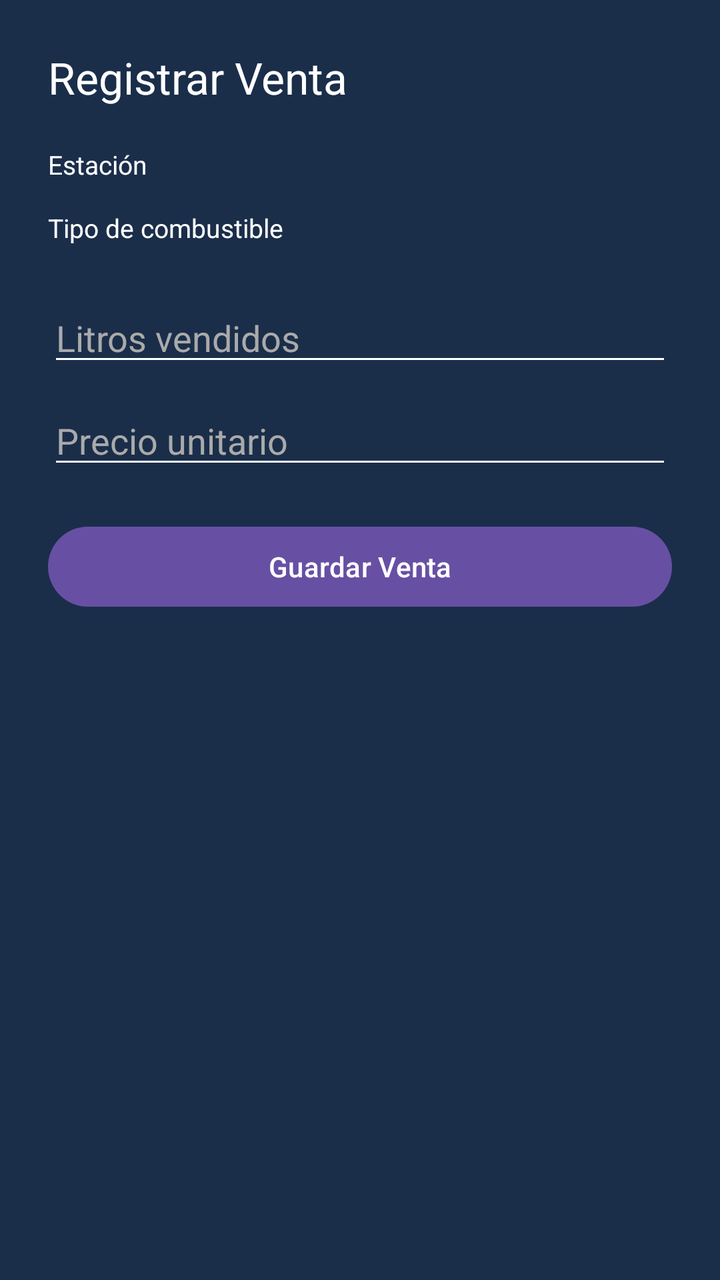
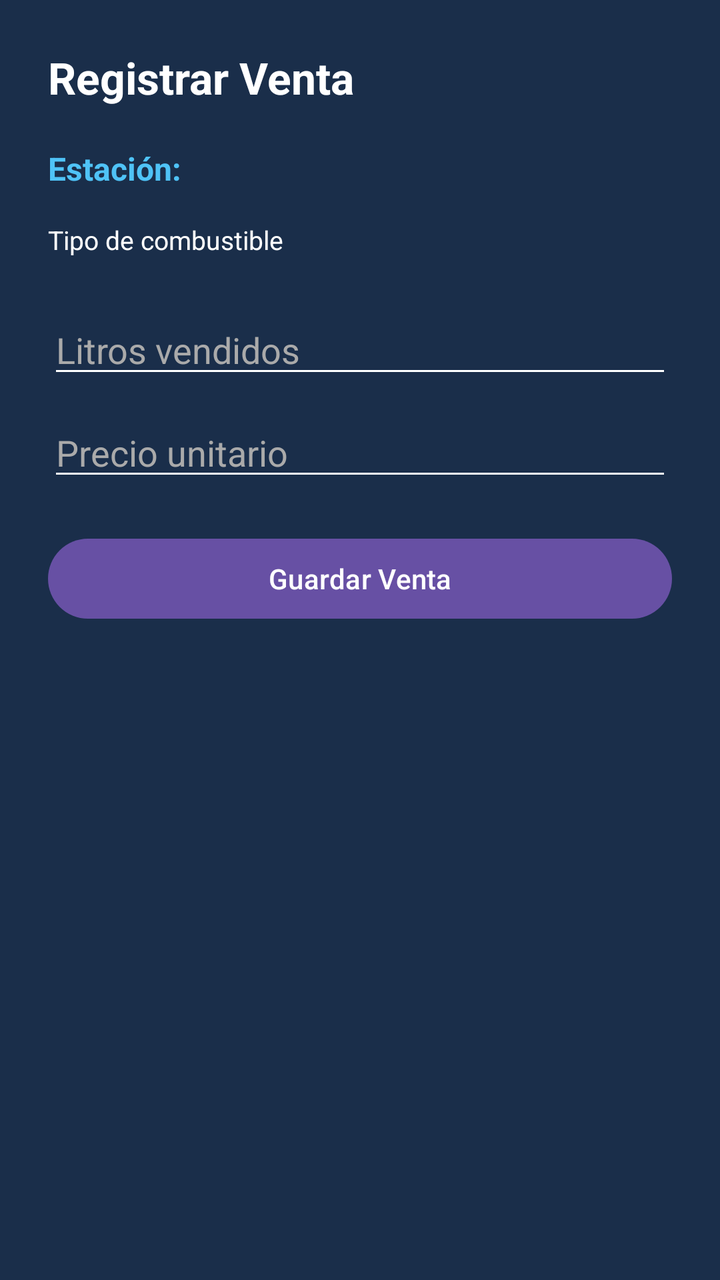

Two renders of the same Android screen: before a commit and after it. Below are the layout's source before the change and the commit's diff.
<!-- AndroidManifest.xml: application theme Theme.StationAdviser -->
<!-- res/layout/activity_registrar_venta.xml -->
<?xml version="1.0" encoding="utf-8"?>
<LinearLayout xmlns:android="http://schemas.android.com/apk/res/android"
    android:orientation="vertical"
    android:padding="24dp"
    android:background="#1A2E4A"
    android:layout_width="match_parent"
    android:layout_height="match_parent">

    <TextView
        android:text="Registrar Venta"
        android:textSize="22sp"
        android:textColor="#FFFFFF"
        android:layout_marginBottom="20dp"
        android:layout_width="wrap_content"
        android:layout_height="wrap_content"/>

    <TextView
        android:text="Estación"
        android:textColor="#FFFFFF"
        android:textSize="13sp"
        android:layout_marginBottom="4dp"
        android:layout_width="wrap_content"
        android:layout_height="wrap_content"/>

    <Spinner
        android:id="@+id/spinnerEstacion"
        android:layout_width="match_parent"
        android:layout_height="wrap_content"
        android:background="#FFFFFF"
        android:layout_marginBottom="10dp"/>

    <TextView
        android:text="Tipo de combustible"
        android:textColor="#FFFFFF"
        android:textSize="13sp"
        android:layout_marginBottom="4dp"
        android:layout_width="wrap_content"
        android:layout_height="wrap_content"/>

    <Spinner
        android:id="@+id/spinnerTipo"
        android:layout_width="match_parent"
        android:layout_height="wrap_content"
        android:background="#FFFFFF"
        android:layout_marginBottom="10dp"/>

    <EditText
        android:id="@+id/editLitros"
        android:hint="Litros vendidos"
        android:textColorHint="#AAAAAA"
        android:textColor="#FFFFFF"
        android:backgroundTint="#FFFFFF"
        android:layout_marginTop="10dp"
        android:inputType="numberDecimal"
        android:layout_width="match_parent"
        android:layout_height="wrap_content"/>

    <EditText
        android:id="@+id/editPrecio"
        android:hint="Precio unitario"
        android:textColorHint="#AAAAAA"
        android:textColor="#FFFFFF"
        android:backgroundTint="#FFFFFF"
        android:layout_marginTop="10dp"
        android:inputType="numberDecimal"
        android:layout_width="match_parent"
        android:layout_height="wrap_content"/>

    <Button
        android:id="@+id/buttonGuardar"
        android:text="Guardar Venta"
        android:layout_marginTop="20dp"
        android:layout_width="match_parent"
        android:layout_height="wrap_content"/>

</LinearLayout>
<!-- resources referenced by this layout -->
<resources>
  <style name="Theme.StationAdviser" parent="Base.Theme.StationAdviser" />
  <style name="Base.Theme.StationAdviser" parent="Theme.Material3.DayNight.NoActionBar">
          
          
      </style>
</resources>

<!-- the commit's change to res/layout/activity_registrar_venta.xml (unified diff, before → after) -->
@@ -10,24 +10,21 @@
         android:text="Registrar Venta"
         android:textSize="22sp"
         android:textColor="#FFFFFF"
+        android:textStyle="bold"
         android:layout_marginBottom="20dp"
         android:layout_width="wrap_content"
         android:layout_height="wrap_content"/>
 
+    
     <TextView
-        android:text="Estación"
-        android:textColor="#FFFFFF"
-        android:textSize="13sp"
-        android:layout_marginBottom="4dp"
-        android:layout_width="wrap_content"
-        android:layout_height="wrap_content"/>
-
-    <Spinner
-        android:id="@+id/spinnerEstacion"
+        android:id="@+id/tvEstacionAsignada"
         android:layout_width="match_parent"
         android:layout_height="wrap_content"
-        android:background="#FFFFFF"
-        android:layout_marginBottom="10dp"/>
+        android:text="Estación: "
+        android:textColor="#4FC3F7"
+        android:textSize="16sp"
+        android:textStyle="bold"
+        android:layout_marginBottom="16dp"/>
 
     <TextView
         android:text="Tipo de combustible"
